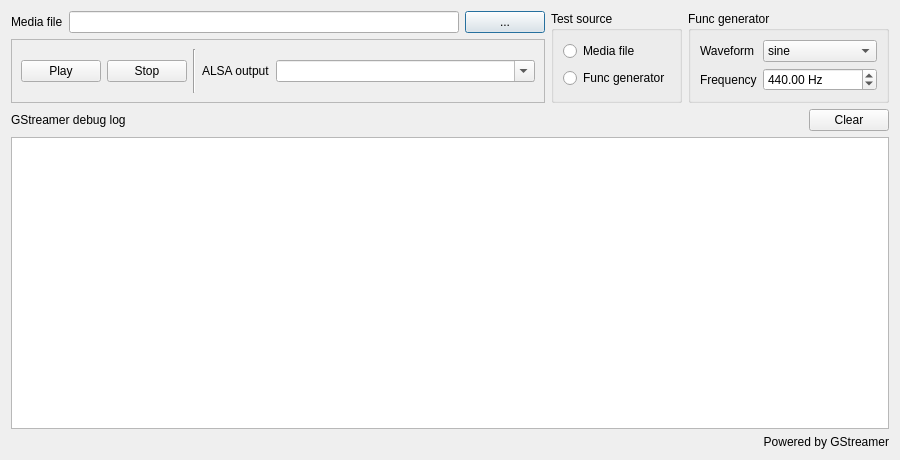
First picture: the form in ui/sampleplayer.ui, repository kernel1024/aplugedit, before the edit.
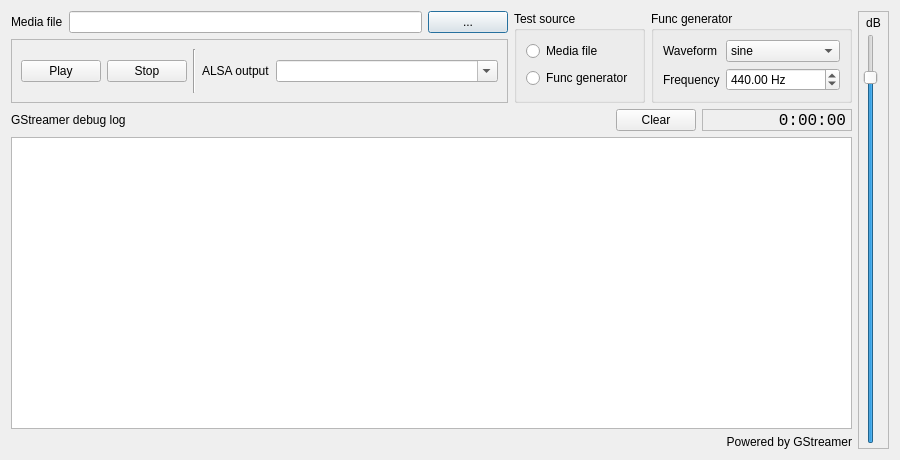
Second picture: the form after the edit. Custom widgets are drawn as their Qt base class.

Commit message: Sample player updates: ALSA sink selection, level indicator and slider.

Patch:
```diff
--- a/ui/sampleplayer.ui
+++ b/ui/sampleplayer.ui
@@ -13,6 +13,8 @@
   <property name="windowTitle">
    <string>Sample player</string>
   </property>
+  <layout class="QHBoxLayout" name="horizontalLayout_6">
+   <item>
   <layout class="QVBoxLayout" name="verticalLayout">
    <item>
     <layout class="QHBoxLayout" name="horizontalLayout_4">
@@ -267,6 +269,36 @@
        </property>
       </widget>
      </item>
+       <item>
+        <widget class="QLabel" name="labelClock">
+         <property name="minimumSize">
+          <size>
+           <width>150</width>
+           <height>0</height>
+          </size>
+         </property>
+         <property name="font">
+          <font>
+           <family>Monospace</family>
+           <pointsize>12</pointsize>
+           <weight>50</weight>
+           <bold>false</bold>
+          </font>
+         </property>
+         <property name="frameShape">
+          <enum>QFrame::StyledPanel</enum>
+         </property>
+         <property name="frameShadow">
+          <enum>QFrame::Sunken</enum>
+         </property>
+         <property name="text">
+          <string>0:00:00</string>
+         </property>
+         <property name="alignment">
+          <set>Qt::AlignRight|Qt::AlignTrailing|Qt::AlignVCenter</set>
+         </property>
+        </widget>
+       </item>
     </layout>
    </item>
    <item>
@@ -289,7 +321,7 @@
       </widget>
      </item>
      <item>
-      <widget class="QLabel" name="label_6">
+        <widget class="QLabel" name="labelGstreamer">
        <property name="text">
         <string>Powered by GStreamer</string>
        </property>
@@ -301,7 +333,92 @@
     </layout>
    </item>
   </layout>
- </widget>
+   </item>
+   <item>
+    <widget class="QFrame" name="frame_2">
+     <property name="frameShape">
+      <enum>QFrame::StyledPanel</enum>
+     </property>
+     <property name="frameShadow">
+      <enum>QFrame::Raised</enum>
+     </property>
+     <layout class="QVBoxLayout" name="verticalLayout_4">
+      <property name="spacing">
+       <number>4</number>
+      </property>
+      <property name="leftMargin">
+       <number>4</number>
+      </property>
+      <property name="topMargin">
+       <number>4</number>
+      </property>
+      <property name="rightMargin">
+       <number>4</number>
+      </property>
+      <property name="bottomMargin">
+       <number>4</number>
+      </property>
+      <item>
+       <widget class="QLabel" name="label_6">
+        <property name="text">
+         <string>dB</string>
+        </property>
+        <property name="alignment">
+         <set>Qt::AlignCenter</set>
+        </property>
+       </widget>
+      </item>
+      <item>
+       <layout class="QHBoxLayout" name="horizontalLayout_7">
+        <property name="spacing">
+         <number>2</number>
+        </property>
+        <item>
+         <widget class="QSlider" name="sliderVolume">
+          <property name="maximum">
+           <number>99</number>
+          </property>
+          <property name="pageStep">
+           <number>5</number>
+          </property>
+          <property name="value">
+           <number>90</number>
+          </property>
+          <property name="orientation">
+           <enum>Qt::Vertical</enum>
+          </property>
+         </widget>
+        </item>
+        <item>
+         <widget class="ZLogScale" name="widgetScale" native="true"/>
+        </item>
+        <item>
+         <widget class="ZLevelMeter" name="levelL" native="true"/>
+        </item>
+        <item>
+         <widget class="ZLevelMeter" name="levelR" native="true"/>
+        </item>
+       </layout>
+      </item>
+     </layout>
+    </widget>
+   </item>
+  </layout>
+ </widget>
+ <customwidgets>
+  <customwidget>
+   <class>ZLevelMeter</class>
+   <extends>QWidget</extends>
+   <header location="global">includes/sampleplayer_p.h</header>
+   <container>1</container>
+  </customwidget>
+  <customwidget>
+   <class>ZLogScale</class>
+   <extends>QWidget</extends>
+   <header location="global">includes/sampleplayer_p.h</header>
+   <container>1</container>
+  </customwidget>
+ </customwidgets>
  <tabstops>
   <tabstop>editFilename</tabstop>
   <tabstop>buttonBrowse</tabstop>
```
Lines whose indentation alone changed are shown as unchanged. The commit also changes 16 other files.
